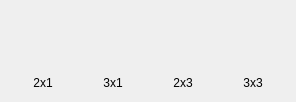
Above: starviewer/src/core/qfusionlayoutwidgetbase.ui from starviewer-medical/starviewer before the change. Below: the same form after it.
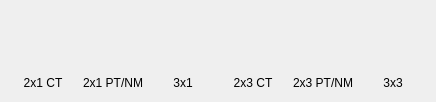
That is the form after the change. Custom widgets are drawn as their Qt base class.

Commit message: ENH: Add two additional fusion layouts.

The edit to the form file:
```diff
--- a/starviewer/src/core/qfusionlayoutwidgetbase.ui
+++ b/starviewer/src/core/qfusionlayoutwidgetbase.ui
@@ -6,7 +6,7 @@
    <rect>
     <x>0</x>
     <y>0</y>
-    <width>292</width>
+    <width>432</width>
     <height>98</height>
    </rect>
   </property>
@@ -15,7 +15,7 @@
   </property>
   <layout class="QHBoxLayout" name="horizontalLayout">
    <item>
-    <widget class="udg::ItemMenu" name="m_item2x1">
+    <widget class="udg::ItemMenu" name="m_item2x1First">
      <property name="minimumSize">
       <size>
        <width>64</width>
@@ -72,7 +72,75 @@
          </size>
         </property>
         <property name="text">
-         <string>2x1</string>
+         <string>2x1 CT</string>
+        </property>
+        <property name="alignment">
+         <set>Qt::AlignCenter</set>
+        </property>
+       </widget>
+      </item>
+     </layout>
+    </widget>
+   </item>
+   <item>
+    <widget class="udg::ItemMenu" name="m_item2x1Second">
+     <property name="minimumSize">
+      <size>
+       <width>64</width>
+       <height>80</height>
+      </size>
+     </property>
+     <property name="maximumSize">
+      <size>
+       <width>64</width>
+       <height>80</height>
+      </size>
+     </property>
+     <layout class="QVBoxLayout" name="verticalLayout_5">
+      <property name="spacing">
+       <number>0</number>
+      </property>
+      <property name="leftMargin">
+       <number>0</number>
+      </property>
+      <property name="topMargin">
+       <number>0</number>
+      </property>
+      <property name="rightMargin">
+       <number>0</number>
+      </property>
+      <property name="bottomMargin">
+       <number>0</number>
+      </property>
+      <item>
+       <layout class="QGridLayout" name="gridLayout_5">
+        <property name="spacing">
+         <number>0</number>
+        </property>
+        <item row="0" column="1">
+         <widget class="udg::GridIcon" name="m_gridIcon2x1_2_1"/>
+        </item>
+        <item row="0" column="0">
+         <widget class="udg::GridIcon" name="m_gridIcon2x1_2_2"/>
+        </item>
+       </layout>
+      </item>
+      <item>
+       <widget class="QLabel" name="m_label2x1Second">
+        <property name="minimumSize">
+         <size>
+          <width>0</width>
+          <height>16</height>
+         </size>
+        </property>
+        <property name="maximumSize">
+         <size>
+          <width>16777215</width>
+          <height>16</height>
+         </size>
+        </property>
+        <property name="text">
+         <string>2x1 PT/NM</string>
         </property>
         <property name="alignment">
          <set>Qt::AlignCenter</set>
@@ -154,7 +222,7 @@
     </widget>
    </item>
    <item>
-    <widget class="udg::ItemMenu" name="m_item2x3">
+    <widget class="udg::ItemMenu" name="m_item2x3First">
      <property name="minimumSize">
       <size>
        <width>64</width>
@@ -223,7 +291,87 @@
          </size>
         </property>
         <property name="text">
-         <string>2x3</string>
+         <string>2x3 CT</string>
+        </property>
+        <property name="alignment">
+         <set>Qt::AlignCenter</set>
+        </property>
+       </widget>
+      </item>
+     </layout>
+    </widget>
+   </item>
+   <item>
+    <widget class="udg::ItemMenu" name="m_item2x3Second">
+     <property name="minimumSize">
+      <size>
+       <width>64</width>
+       <height>80</height>
+      </size>
+     </property>
+     <property name="maximumSize">
+      <size>
+       <width>64</width>
+       <height>80</height>
+      </size>
+     </property>
+     <layout class="QVBoxLayout" name="verticalLayout_6">
+      <property name="spacing">
+       <number>0</number>
+      </property>
+      <property name="leftMargin">
+       <number>0</number>
+      </property>
+      <property name="topMargin">
+       <number>0</number>
+      </property>
+      <property name="rightMargin">
+       <number>0</number>
+      </property>
+      <property name="bottomMargin">
+       <number>0</number>
+      </property>
+      <item>
+       <layout class="QGridLayout" name="gridLayout_6">
+        <property name="spacing">
+         <number>0</number>
+        </property>
+        <item row="0" column="0">
+         <widget class="udg::GridIcon" name="m_gridIcon2x3_2_1"/>
+        </item>
+        <item row="0" column="1">
+         <widget class="udg::GridIcon" name="m_gridIcon2x3_2_2"/>
+        </item>
+        <item row="1" column="0">
+         <widget class="udg::GridIcon" name="m_gridIcon2x3_2_3"/>
+        </item>
+        <item row="1" column="1">
+         <widget class="udg::GridIcon" name="m_gridIcon2x3_2_4"/>
+        </item>
+        <item row="2" column="0">
+         <widget class="udg::GridIcon" name="m_gridIcon2x3_2_5"/>
+        </item>
+        <item row="2" column="1">
+         <widget class="udg::GridIcon" name="m_gridIcon2x3_2_6"/>
+        </item>
+       </layout>
+      </item>
+      <item>
+       <widget class="QLabel" name="m_label2x3Second">
+        <property name="minimumSize">
+         <size>
+          <width>0</width>
+          <height>16</height>
+         </size>
+        </property>
+        <property name="maximumSize">
+         <size>
+          <width>16777215</width>
+          <height>16</height>
+         </size>
+        </property>
+        <property name="text">
+         <string>2x3 PT/NM</string>
         </property>
         <property name="alignment">
          <set>Qt::AlignCenter</set>
```
Left out of the diff: 24 changed lines with no effect on the pictures. The commit also changes 10 other files.
